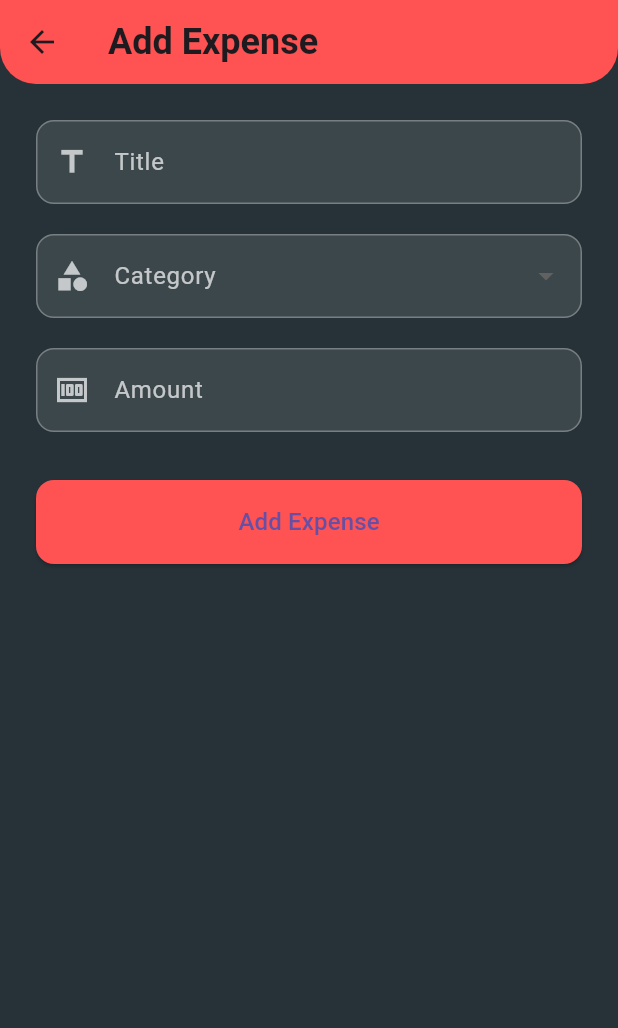
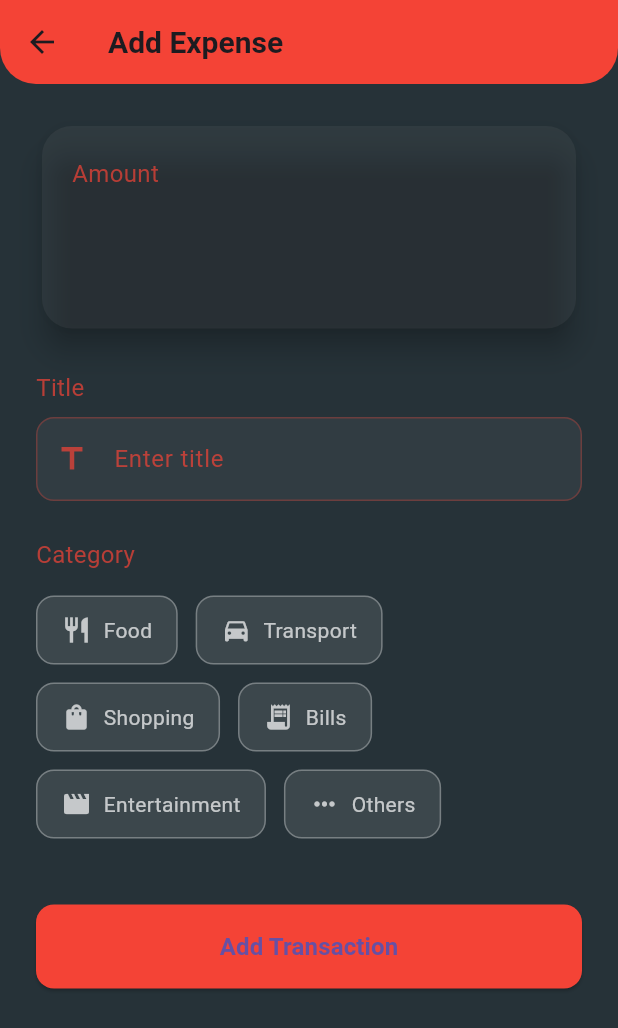
Before and after one commit to aarsh2982/expense_tracker_app, a Flutter app: the AddEditScreen screen opened directly with empty values, on a phone screen of 412 x 824 dp. Shown: the top 1028 px of the screen. Run offline on Flutter 3.47's test engine with Material 3 defaults, Android fonts, the phone set to English and light mode, and no system bars; our stand-ins replace sqflite; accounts and stored records are empty.

Commit message:
style: add and edit screen ui

```diff
--- a/lib/screens/add_edit_screen.dart
+++ b/lib/screens/add_edit_screen.dart
@@ -26,7 +26,6 @@ class _AddEditScreenState extends State<AddEditScreen>
   late AnimationController _animationController;
   late Animation<double> _fadeAnimation;
 
-  // Separate categories for income and expense
   final List<String> _expenseCategories = [
     'Food',
     'Transport',
@@ -60,8 +59,6 @@ class _AddEditScreenState extends State<AddEditScreen>
   @override
   void initState() {
     super.initState();
-
-    // Initialize with existing data or defaults
     _title = widget.item?.title ?? '';
     _amount = widget.item?.amount ?? 0.0;
     _selectedCategory = widget.item?.category ?? widget.category;
@@ -87,10 +84,84 @@ class _AddEditScreenState extends State<AddEditScreen>
     super.dispose();
   }
 
+  Widget _buildCategoryItem(String category) {
+    final bool isSelected = _selectedCategory == category;
+    final color = widget.isIncome ? Colors.green : Colors.red;
+
+    return GestureDetector(
+      onTap: () {
+        setState(() => _selectedCategory = category);
+      },
+      child: Container(
+        margin: const EdgeInsets.only(right: 12, bottom: 12),
+        padding: const EdgeInsets.symmetric(horizontal: 16, vertical: 12),
+        decoration: BoxDecoration(
+          gradient: isSelected
+              ? LinearGradient(
+                  begin: Alignment.topLeft,
+                  end: Alignment.bottomRight,
+                  colors: [
+                    color.withOpacity(0.8),
+                    color,
+                  ],
+                )
+              : null,
+          color: isSelected ? null : Colors.white.withOpacity(0.1),
+          borderRadius: BorderRadius.circular(12),
+          border: Border.all(
+            color:
+                isSelected ? Colors.transparent : Colors.white.withOpacity(0.3),
+          ),
+        ),
+        child: Row(
+          mainAxisSize: MainAxisSize.min,
+          children: [
+            Icon(
+              _categoryIcons[category] ?? Icons.more_horiz,
+              color: isSelected ? Colors.white : Colors.white70,
+              size: 20,
+            ),
+            const SizedBox(width: 8),
+            Text(
+              category,
+              style: TextStyle(
+                color: isSelected ? Colors.white : Colors.white70,
+                fontWeight: isSelected ? FontWeight.bold : FontWeight.normal,
+              ),
+            ),
+          ],
+        ),
+      ),
+    );
+  }
+
+  InputDecoration _inputDecoration(String label, IconData icon) {
+    final color = widget.isIncome ? Colors.green : Colors.red;
+
+    return InputDecoration(
+      labelText: label,
+      prefixIcon: Icon(icon, color: color.withOpacity(0.7)),
+      border: OutlineInputBorder(
+        borderRadius: BorderRadius.circular(12),
+        borderSide: BorderSide(color: color.withOpacity(0.3)),
+      ),
+      enabledBorder: OutlineInputBorder(
+        borderRadius: BorderRadius.circular(12),
+        borderSide: BorderSide(color: color.withOpacity(0.3)),
+      ),
+      focusedBorder: OutlineInputBorder(
+        borderRadius: BorderRadius.circular(12),
+        borderSide: BorderSide(color: color),
+      ),
+      filled: true,
+      fillColor: Colors.white.withOpacity(0.05),
+      labelStyle: TextStyle(color: color.withOpacity(0.7)),
+    );
+  }
+
   Future<void> _saveItem() async {
     if (_formKey.currentState!.validate()) {
       _formKey.currentState!.save();
-
       try {
         final newItem = Item(
           id: widget.item?.id,
@@ -106,83 +177,43 @@ class _AddEditScreenState extends State<AddEditScreen>
           await _dbHelper.updateItem(newItem);
         }
 
-        // Show success message
         ScaffoldMessenger.of(context).showSnackBar(
           SnackBar(
             content: Text(
-                '${widget.isIncome ? "Income" : "Expense"} saved successfully'),
-            backgroundColor: Colors.green,
+              '${widget.isIncome ? "Income" : "Expense"} saved successfully',
+              style: const TextStyle(color: Colors.white),
+            ),
+            backgroundColor: widget.isIncome ? Colors.green : Colors.red,
+            behavior: SnackBarBehavior.floating,
+            shape: RoundedRectangleBorder(
+              borderRadius: BorderRadius.circular(10),
+            ),
           ),
         );
 
-        // Pop twice if showing category selection
         Navigator.pop(context);
       } catch (e) {
-        // Show error message
         ScaffoldMessenger.of(context).showSnackBar(
           SnackBar(
             content: Text(
-                'Error saving ${widget.isIncome ? "income" : "expense"}: $e'),
+              'Error saving ${widget.isIncome ? "income" : "expense"}: $e',
+              style: const TextStyle(color: Colors.white),
+            ),
             backgroundColor: Colors.red,
+            behavior: SnackBarBehavior.floating,
+            shape: RoundedRectangleBorder(
+              borderRadius: BorderRadius.circular(10),
+            ),
           ),
         );
       }
     }
   }
 
-  String? _validateAmount(String? value) {
-    if (value == null || value.isEmpty) {
-      return 'Please enter an amount';
-    }
-    if (double.tryParse(value) == null) {
-      return 'Please enter a valid number';
-    }
-    if (double.parse(value) <= 0) {
-      return 'Amount must be greater than 0';
-    }
-    return null;
-  }
-
-  Widget _buildCategoryIcon(String category) {
-    return Container(
-      padding: const EdgeInsets.all(8),
-      decoration: BoxDecoration(
-        color: Colors.blueAccent.withOpacity(0.2),
-        borderRadius: BorderRadius.circular(8),
-      ),
-      child: Icon(
-        _categoryIcons[category] ?? Icons.more_horiz,
-        color: Colors.white,
-        size: 20,
-      ),
-    );
-  }
-
-  InputDecoration _inputDecoration(String label, IconData icon) {
-    return InputDecoration(
-      labelText: label,
-      prefixIcon: Icon(icon, color: Colors.white70),
-      border: OutlineInputBorder(
-        borderRadius: BorderRadius.circular(12),
-        borderSide: BorderSide(color: Colors.white.withOpacity(0.3)),
-      ),
-      enabledBorder: OutlineInputBorder(
-        borderRadius: BorderRadius.circular(12),
-        borderSide: BorderSide(color: Colors.white.withOpacity(0.3)),
-      ),
-      focusedBorder: OutlineInputBorder(
-        borderRadius: BorderRadius.circular(12),
-        borderSide: const BorderSide(color: Colors.blueAccent),
-      ),
-      filled: true,
-      fillColor: Colors.white.withOpacity(0.1),
-      labelStyle: TextStyle(color: Colors.white.withOpacity(0.7)),
-    );
-  }
-
   @override
   Widget build(BuildContext context) {
     final categories = widget.isIncome ? _incomeCategories : _expenseCategories;
+    final color = widget.isIncome ? Colors.green : Colors.red;
 
     return Scaffold(
       backgroundColor: Colors.blueGrey[900],
@@ -193,10 +224,10 @@ class _AddEditScreenState extends State<AddEditScreen>
               : 'Edit Transaction',
           style: const TextStyle(
             fontWeight: FontWeight.bold,
-            fontSize: 24,
+            fontSize: 20,
           ),
         ),
-        backgroundColor: widget.isIncome ? Colors.green : Colors.redAccent,
+        backgroundColor: color,
         elevation: 0,
         shape: const RoundedRectangleBorder(
           borderRadius: BorderRadius.vertical(
@@ -214,68 +245,98 @@ class _AddEditScreenState extends State<AddEditScreen>
               child: Column(
                 crossAxisAlignment: CrossAxisAlignment.start,
                 children: [
-                  // Title Input
+                  Card(
+                    elevation: 8,
+                    shape: RoundedRectangleBorder(
+                      borderRadius: BorderRadius.circular(20),
+                    ),
+                    color: Colors.white.withOpacity(0.05),
+                    child: Padding(
+                      padding: const EdgeInsets.all(20),
+                      child: Column(
+                        crossAxisAlignment: CrossAxisAlignment.start,
+                        children: [
+                          Text(
+                            'Amount',
+                            style: TextStyle(
+                              color: color.withOpacity(0.7),
+                              fontSize: 16,
+                            ),
+                          ),
+                          const SizedBox(height: 8),
+                          TextFormField(
+                            initialValue: _amount > 0 ? _amount.toString() : '',
+                            style: TextStyle(
+                              color: Colors.white,
+                              fontSize: 32,
+                              fontWeight: FontWeight.bold,
+                            ),
+                            decoration: InputDecoration(
+                              prefixText: '₹ ',
+                              prefixStyle: TextStyle(
+                                color: Colors.white,
+                                fontSize: 32,
+                                fontWeight: FontWeight.bold,
+                              ),
+                              border: InputBorder.none,
+                            ),
+                            keyboardType: const TextInputType.numberWithOptions(
+                                decimal: true),
+                            validator: (value) {
+                              if (value == null || value.isEmpty) {
+                                return 'Please enter an amount';
+                              }
+                              if (double.tryParse(value) == null) {
+                                return 'Please enter a valid number';
+                              }
+                              if (double.parse(value) <= 0) {
+                                return 'Amount must be greater than 0';
+                              }
+                              return null;
+                            },
+                            onSaved: (value) =>
+                                _amount = double.tryParse(value ?? '0') ?? 0.0,
+                          ),
+                        ],
+                      ),
+                    ),
+                  ),
+                  const SizedBox(height: 24),
+                  Text(
+                    'Title',
+                    style: TextStyle(
+                      color: color.withOpacity(0.7),
+                      fontSize: 16,
+                    ),
+                  ),
+                  const SizedBox(height: 8),
                   TextFormField(
                     initialValue: _title,
                     style: const TextStyle(color: Colors.white),
-                    decoration: _inputDecoration('Title', Icons.title),
+                    decoration: _inputDecoration('Enter title', Icons.title),
                     validator: (value) =>
                         value?.isEmpty ?? true ? 'Please enter a title' : null,
                     onSaved: (value) => _title = value ?? '',
                   ),
-                  const SizedBox(height: 20),
-
-                  // Category Dropdown
-                  DropdownButtonFormField<String>(
-                    value: _selectedCategory,
-                    dropdownColor: Colors.blueGrey[800],
-                    style: const TextStyle(color: Colors.white),
-                    decoration: _inputDecoration(
-                      'Category',
-                      _categoryIcons[_selectedCategory] ?? Icons.category,
+                  const SizedBox(height: 24),
+                  Text(
+                    'Category',
+                    style: TextStyle(
+                      color: color.withOpacity(0.7),
+                      fontSize: 16,
                     ),
-                    items: categories.map((category) {
-                      return DropdownMenuItem(
-                        value: category,
-                        child: Row(
-                          children: [
-                            _buildCategoryIcon(category),
-                            const SizedBox(width: 12),
-                            Text(category,
-                                style: const TextStyle(color: Colors.white)),
-                          ],
-                        ),
-                      );
-                    }).toList(),
-                    onChanged: (value) {
-                      if (value != null) {
-                        setState(() => _selectedCategory = value);
-                      }
-                    },
                   ),
-                  const SizedBox(height: 20),
-
-                  // Amount Input
-                  TextFormField(
-                    initialValue: _amount > 0 ? _amount.toString() : '',
-                    style: const TextStyle(color: Colors.white),
-                    decoration: _inputDecoration('Amount', Icons.money),
-                    keyboardType:
-                        const TextInputType.numberWithOptions(decimal: true),
-                    validator: _validateAmount,
-                    onSaved: (value) =>
-                        _amount = double.tryParse(value ?? '0') ?? 0.0,
+                  const SizedBox(height: 16),
+                  Wrap(
+                    children: categories.map(_buildCategoryItem).toList(),
                   ),
                   const SizedBox(height: 32),
-
-                  // Save Button
                   SizedBox(
                     width: double.infinity,
                     height: 56,
                     child: ElevatedButton(
                       style: ElevatedButton.styleFrom(
-                        backgroundColor:
-                            widget.isIncome ? Colors.green : Colors.redAccent,
+                        backgroundColor: color,
                         shape: RoundedRectangleBorder(
                           borderRadius: BorderRadius.circular(12),
                         ),
@@ -283,9 +344,12 @@ class _AddEditScreenState extends State<AddEditScreen>
                       onPressed: _saveItem,
                       child: Text(
                         widget.item == null
-                            ? 'Add ${widget.isIncome ? "Income" : "Expense"}'
+                            ? 'Add Transaction'
                             : 'Update Transaction',
-                        style: const TextStyle(fontSize: 16),
+                        style: const TextStyle(
+                          fontSize: 16,
+                          fontWeight: FontWeight.bold,
+                        ),
                       ),
                     ),
                   ),
```
